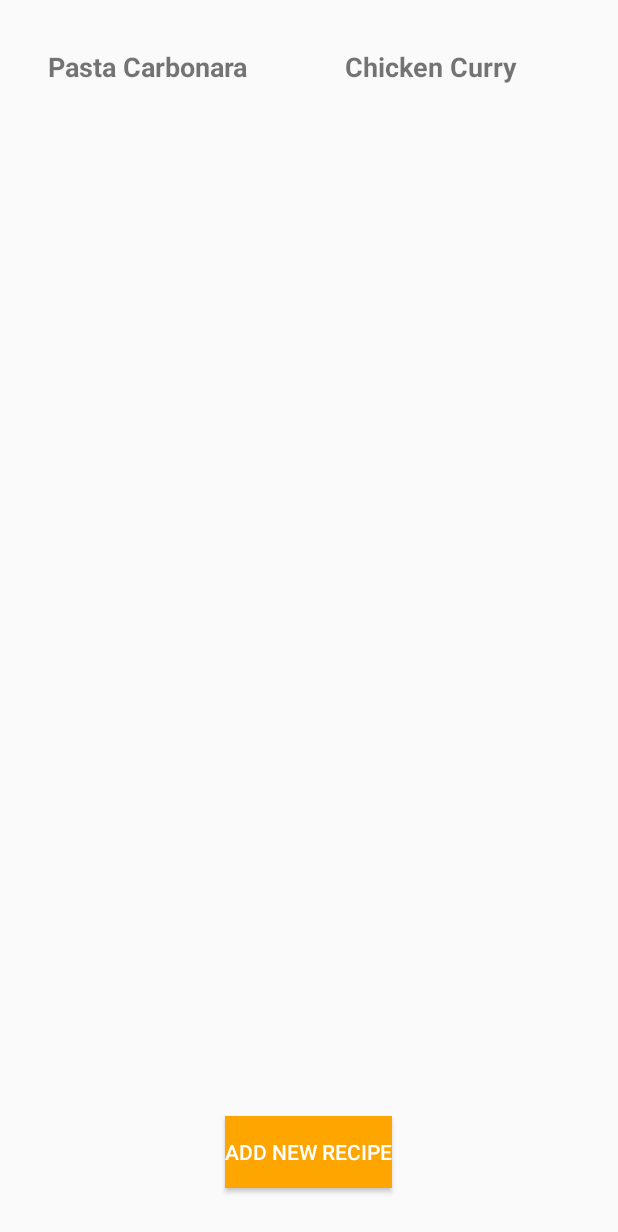
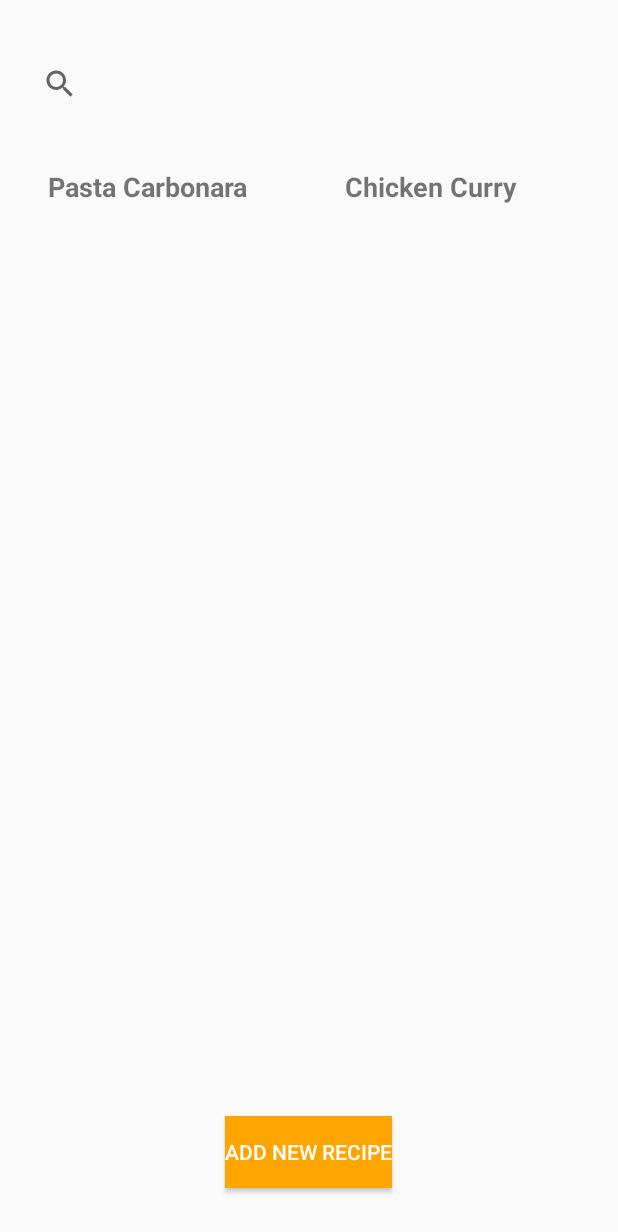
Before and after one commit to Kian2002/INFO-3245, an Android app: the screen it shows after launch (MainActivity), on a phone screen of 412 x 824 dp. Shown: the top 1232 px of the screen. Run offline under Robolectric (Android 15) with nearby library versions, the phone set to English and light mode, and no system bars.

Commit message:
add search functionality

```diff
--- a/app/src/main/res/layout/activity_main.xml
+++ b/app/src/main/res/layout/activity_main.xml
@@ -4,16 +4,26 @@
     android:layout_height="match_parent"
     android:padding="16dp">
 
+    <!-- SearchView -->
+    <SearchView
+        android:id="@+id/searchView"
+        android:layout_width="match_parent"
+        android:layout_height="wrap_content"
+        android:layout_marginTop="16dp"
+        android:layout_marginBottom="16dp"
+        android:layout_alignParentTop="true" />
+
     <!-- GridView to display recipes -->
     <GridView
         android:id="@+id/recipeGridView"
         android:layout_width="match_parent"
-        android:layout_height="match_parent"
+        android:layout_height="wrap_content"
         android:numColumns="2"
         android:columnWidth="120dp"
         android:verticalSpacing="16dp"
         android:horizontalSpacing="16dp"
         android:gravity="center"
+        android:layout_below="@id/searchView"
         android:layout_above="@id/addRecipeButton"/>
 
     <!-- Button to add new recipe -->
```
Also changed, not shown: app/src/main/java/com/example/recipekeeper/MainActivity.java (+21 -0 lines), app/src/main/java/com/example/recipekeeper/RecipeRepository.java (+34 -0 lines).
